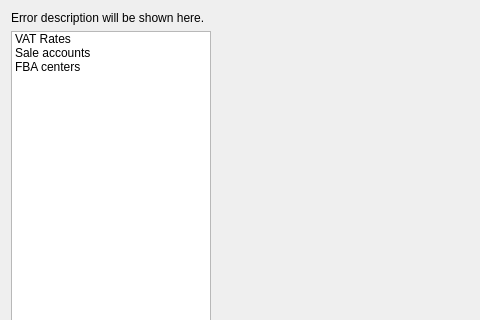
Before: the Qt Designer form AmzBooks/gui/dialogs/DialogVatParams.ui in icingerpower/AmzBooks, drawn with Qt 5; both pictures show x 0 to 480 and y 0 to 320 of the 800 by 600 pixel window.
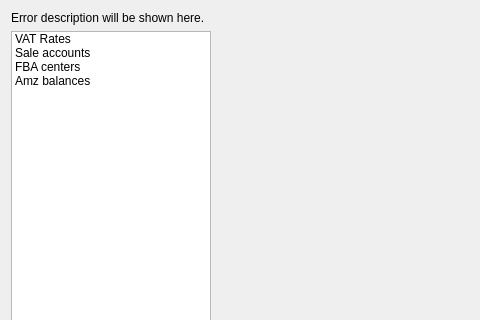
After: the same form once the commit is applied.

```diff
--- a/AmzBooks/gui/dialogs/DialogVatParams.ui
+++ b/AmzBooks/gui/dialogs/DialogVatParams.ui
@@ -52,6 +52,11 @@
          <string>FBA centers</string>
         </property>
        </item>
+       <item>
+        <property name="text">
+         <string>Amz balances</string>
+        </property>
+       </item>
       </widget>
      </item>
      <item>
```
